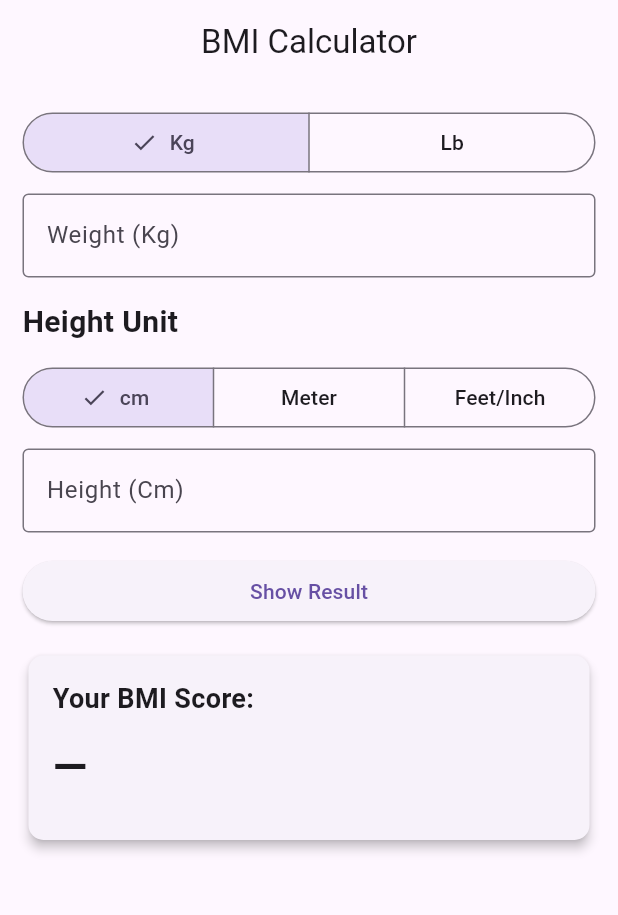
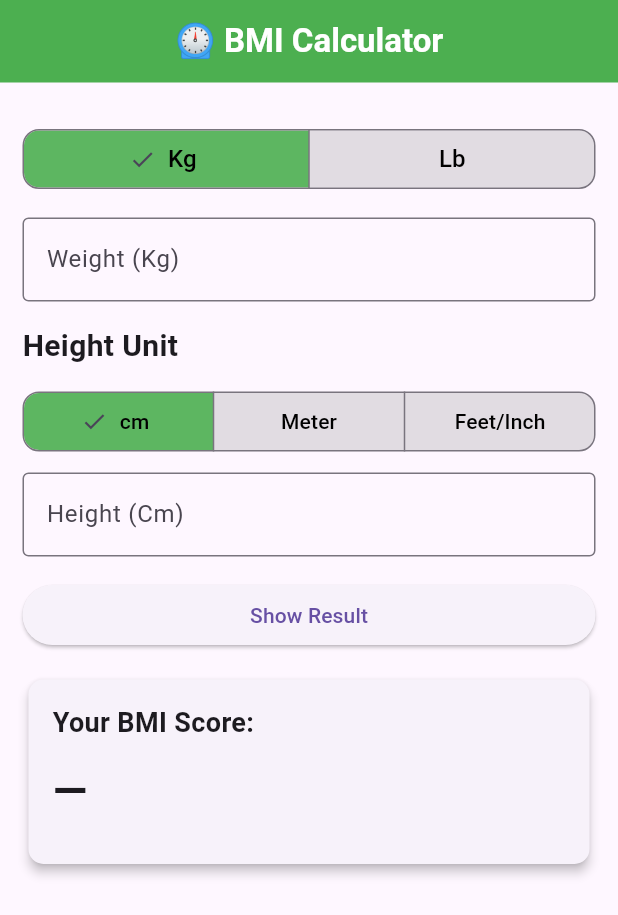
Before and after one commit to hossain4u/Bmi-calculator, a Flutter app: the screen it shows after launch, on a phone screen of 412 x 824 dp. Shown: the top 915 px of the screen. Run offline on Flutter 3.47's test engine with Material 3 defaults, Android fonts, the phone set to English and light mode, and no system bars.

Commit message:
Update some ui element

```diff
--- a/bmi_calculator/lib/home_screen.dart
+++ b/bmi_calculator/lib/home_screen.dart
@@ -1,7 +1,8 @@
 import 'package:flutter/material.dart';
 
-enum WeightType{kg, lb}
-enum HeightType { meter,cm,feetInch }
+enum WeightType { kg, lb }
+
+enum HeightType { meter, cm, feetInch }
 
 class HomeScreen extends StatefulWidget {
   const HomeScreen({super.key});
@@ -35,7 +36,7 @@ class _HomeScreenState extends State<HomeScreen> {
       case "Obesity":
         return Colors.red;
       default:
-        return Colors.grey;
+        return Colors.white;
     }
   }
 
@@ -51,7 +52,6 @@ class _HomeScreenState extends State<HomeScreen> {
   double? cmToM() {
     final cm = double.tryParse(cmCtr.text.trim());
     if (cm == null || cm <= 0) return null;
-
     return cm / 100.0;
   }
 
@@ -111,14 +111,16 @@ class _HomeScreenState extends State<HomeScreen> {
         break;
     }
 
-    if (m == null || m <=0) {
+    if (m == null || m <= 0) {
       ScaffoldMessenger.of(
         context,
       ).showSnackBar(SnackBar(content: Text('Invalid Value')));
       return;
     }
 
-    final weightInKg = weightType == WeightType.lb ? weight * 0.45359237 : weight;
+    final weightInKg = weightType == WeightType.lb
+        ? weight * 0.45359237
+        : weight;
     final bmi = weightInKg / (m * m);
     final cat = categoryResult(bmi);
 
@@ -147,32 +149,69 @@ class _HomeScreenState extends State<HomeScreen> {
   @override
   Widget build(BuildContext context) {
     return Scaffold(
-      appBar: AppBar(title: Text('BMI Calculator'), centerTitle: true),
+      appBar: AppBar(
+        title: Text(
+          '⏲ BMI Calculator',
+          style: TextStyle(color: Colors.white, fontWeight: FontWeight.bold),
+        ),
+        centerTitle: true,
+        backgroundColor: Colors.green,
+        toolbarHeight: 55,
+      ),
       body: ListView(
         padding: EdgeInsets.all(15),
         children: [
+          SizedBox(height: 12),
           //..... Weight toggle ......
-          SegmentedButton<WeightType>(segments: const[
-            ButtonSegment<WeightType>(value: WeightType.kg,
-              label: Text("Kg"),),
-            ButtonSegment<WeightType>(value: WeightType.lb,
-              label: Text("Lb"),)
-          ],
-            selected:{weightType},
+          SegmentedButton<WeightType>(
+            segments: const [
+              ButtonSegment<WeightType>(
+                value: WeightType.kg,
+                label: Text(
+                  "Kg",
+                  style: TextStyle(color: Colors.black, fontSize: 16),
+                ),
+              ),
+              ButtonSegment<WeightType>(
+                value: WeightType.lb,
+                label: Text(
+                  "Lb",
+                  style: TextStyle(color: Colors.black, fontSize: 16),
+                ),
+              ),
+            ],
+            selected: {weightType},
             onSelectionChanged: (value) {
               setState(() {
                 weightType = value.first;
               });
             },
+            style: ButtonStyle(
+              backgroundColor: WidgetStateProperty.resolveWith<Color?>((
+                states,
+              ) {
+                if (states.contains(WidgetState.selected)) {
+                  return Colors.green.withOpacity(0.9);
+                }
+                return Colors.grey.withOpacity(0.3);
+              }),
+              shape: WidgetStateProperty.all(
+                RoundedRectangleBorder(
+                  borderRadius: BorderRadius.circular(11), // Rounded corners
+                ),
+              ),
+            ),
           ),
-          SizedBox(height: 10),
+          SizedBox(height: 15),
 
           //...... Weight input .......
           TextFormField(
             controller: weightCtr,
             keyboardType: const TextInputType.numberWithOptions(decimal: true),
             decoration: InputDecoration(
-              labelText: weightType == WeightType.kg ? "Weight (Kg)" : "Weight (Lb)",
+              labelText: weightType == WeightType.kg
+                  ? "Weight (Kg)"
+                  : "Weight (Lb)",
               border: OutlineInputBorder(),
             ),
           ),
@@ -188,20 +227,44 @@ class _HomeScreenState extends State<HomeScreen> {
             segments: [
               const ButtonSegment<HeightType>(
                 value: HeightType.cm,
-                label: Text("cm"),
+                label: Text(
+                  "cm",
+                  style: TextStyle(color: Colors.black, fontSize: 14),
+                ),
               ),
               const ButtonSegment<HeightType>(
                 value: HeightType.meter,
-                label: Text("Meter"),
+                label: Text(
+                  "Meter",
+                  style: TextStyle(color: Colors.black, fontSize: 14),
+                ),
               ),
               const ButtonSegment<HeightType>(
                 value: HeightType.feetInch,
-                label: Text("Feet/Inch"),
+                label: Text(
+                  "Feet/Inch",
+                  style: TextStyle(color: Colors.black, fontSize: 14),
+                ),
               ),
             ],
             selected: {heightType},
             onSelectionChanged: (value) =>
                 setState(() => heightType = value.first),
+            style: ButtonStyle(
+              backgroundColor: WidgetStateProperty.resolveWith<Color?>((
+                states,
+              ) {
+                if (states.contains(WidgetState.selected)) {
+                  return Colors.green.withOpacity(0.9);
+                }
+                return Colors.grey.withOpacity(0.3);
+              }),
+              shape: WidgetStateProperty.all(
+                RoundedRectangleBorder(
+                  borderRadius: BorderRadius.circular(11), // Rounded corners
+                ),
+              ),
+            ),
           ),
 
           const SizedBox(height: 10),
@@ -229,7 +292,9 @@ class _HomeScreenState extends State<HomeScreen> {
                 Expanded(
                   child: TextFormField(
                     controller: feetCtr,
-                      keyboardType: TextInputType.numberWithOptions(decimal: true),
+                    keyboardType: TextInputType.numberWithOptions(
+                      decimal: true,
+                    ),
                     decoration: InputDecoration(
                       labelText: "Feet(')",
                       border: OutlineInputBorder(),
@@ -240,7 +305,9 @@ class _HomeScreenState extends State<HomeScreen> {
                 Expanded(
                   child: TextFormField(
                     controller: inchCtr,
-                    keyboardType: TextInputType.numberWithOptions(decimal: true),
+                    keyboardType: TextInputType.numberWithOptions(
+                      decimal: true,
+                    ),
                     decoration: InputDecoration(
                       labelText: 'Inch(")',
                       border: OutlineInputBorder(),
@@ -257,7 +324,9 @@ class _HomeScreenState extends State<HomeScreen> {
           //........ Result Card ....
           Card(
             elevation: 3,
-            shape: RoundedRectangleBorder(borderRadius: BorderRadius.circular(10)),
+            shape: RoundedRectangleBorder(
+              borderRadius: BorderRadius.circular(10),
+            ),
             child: Padding(
               padding: const EdgeInsets.all(16.0),
               child: Column(
@@ -270,10 +339,7 @@ class _HomeScreenState extends State<HomeScreen> {
                   const SizedBox(height: 10),
                   Text(
                     _bmiResult.isEmpty ? "—" : _bmiResult,
-                    style: TextStyle(
-                      fontSize: 30,
-                      fontWeight: FontWeight.bold,
-                    ),
+                    style: TextStyle(fontSize: 30, fontWeight: FontWeight.bold),
                   ),
                   const SizedBox(height: 12),
                   if (category != null)
@@ -281,7 +347,10 @@ class _HomeScreenState extends State<HomeScreen> {
                       children: [
                         Text(
                           "Category: ",
-                          style: TextStyle(fontSize: 18, fontWeight: FontWeight.bold),
+                          style: TextStyle(
+                            fontSize: 18,
+                            fontWeight: FontWeight.bold,
+                          ),
                         ),
                         Chip(
                           label: Text(
@@ -300,7 +369,6 @@ class _HomeScreenState extends State<HomeScreen> {
               ),
             ),
           ),
-
         ],
       ),
     );
```
